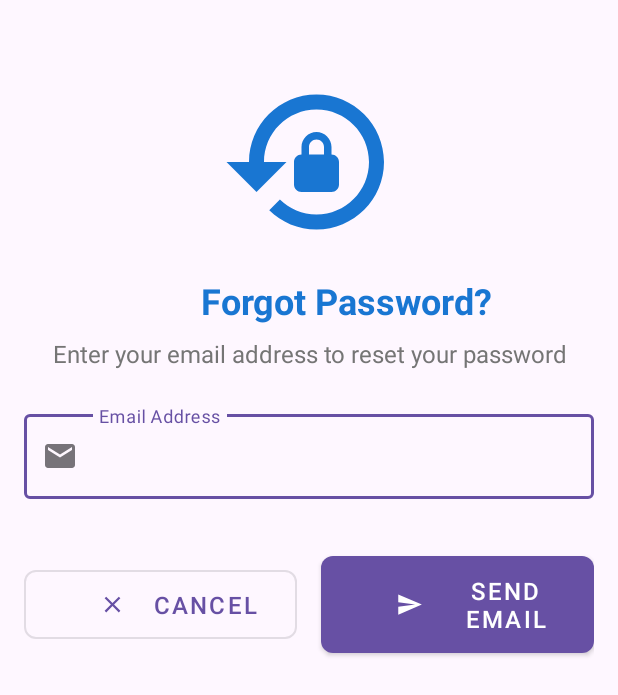
After one commit to SarjakNEPAL/Aausadhi, an Android app: the ForgotPasswordActivity screen opened directly, with no data from a screen before it, on a phone screen of 412 x 824 dp. The commit adds this screen. Shown: the top 695 px of the screen. Run offline under Robolectric (Android 15) with nearby library versions, the phone set to English and light mode, and no system bars; our stand-ins replace Firebase (no records; nobody signed in at launch, a user with empty details on screens opened directly).

Commit message:
forgot password

```diff
--- a/app/src/main/AndroidManifest.xml
+++ b/app/src/main/AndroidManifest.xml
@@ -16,6 +16,9 @@
         android:theme="@style/Theme.Aausadhi"
         tools:targetApi="31">
         <activity
+            android:name=".ui.activity.ForgotPasswordActivity"
+            android:exported="false" />
+        <activity
             android:name=".ui.activity.UpdateProfileActivity"
             android:exported="false" />
         <activity
@@ -29,8 +32,7 @@
         </activity>
         <activity
             android:name=".ui.activity.UpdateProductActivity"
-            android:exported="false">
-        </activity>
+            android:exported="false"></activity>
         <activity
             android:name=".ui.activity.AddProductActivity"
             android:exported="false" />
--- /dev/null
+++ b/app/src/main/java/com/example/aausadhi/ui/activity/ForgotPasswordActivity.kt
@@ -0,0 +1,50 @@
+package com.example.aausadhi.ui.activity
+
+import android.os.Bundle
+import android.util.Patterns
+import android.view.View
+import android.widget.Toast
+import androidx.appcompat.app.AppCompatActivity
+import com.example.aausadhi.databinding.ActivityForgotPasswordBinding
+import com.google.firebase.auth.FirebaseAuth
+
+class ForgotPasswordActivity : AppCompatActivity() {
+    private lateinit var binding: ActivityForgotPasswordBinding
+    private lateinit var auth: FirebaseAuth
+
+    override fun onCreate(savedInstanceState: Bundle?) {
+        super.onCreate(savedInstanceState)
+        binding = ActivityForgotPasswordBinding.inflate(layoutInflater)
+        setContentView(binding.root)
+
+        auth = FirebaseAuth.getInstance()
+
+        binding.sendEmailButton.setOnClickListener {
+            val email = binding.emailInput.text.toString().trim()
+            if (isValidEmail(email)) {
+                sendPasswordResetEmail(email)
+            } else {
+                binding.emailInput.error = "Invalid email address"
+            }
+        }
+
+        binding.cancelButton.setOnClickListener {
+            finish()
+        }
+    }
+
+    private fun isValidEmail(email: String): Boolean {
+        return email.isNotEmpty() && Patterns.EMAIL_ADDRESS.matcher(email).matches()
+    }
+
+    private fun sendPasswordResetEmail(email: String) {
+        auth.sendPasswordResetEmail(email)
+            .addOnCompleteListener { task ->
+                if (task.isSuccessful) {
+                    Toast.makeText(this, "Email sent successfully", Toast.LENGTH_SHORT).show()
+                } else {
+                    Toast.makeText(this, "Failed to send email", Toast.LENGTH_SHORT).show()
+                }
+            }
+    }
+}
--- a/app/src/main/java/com/example/aausadhi/ui/activity/LoginActivity.kt
+++ b/app/src/main/java/com/example/aausadhi/ui/activity/LoginActivity.kt
@@ -45,6 +45,10 @@ class LoginActivity : AppCompatActivity() {
             val email=binding.editEmailLogin.text.toString()
             val password= binding.loginPasswordEntry.text.toString()
             login(email,password)
+        }
+
+        binding.forgotPassword.setOnClickListener {
+            startActivity(Intent(this@LoginActivity,ForgotPasswordActivity::class.java))
         }
         binding.forgotPassword.setOnClickListener{
             loadingUtils.show()
--- /dev/null
+++ b/app/src/main/res/drawable/baseline_lock_reset_24.xml
@@ -0,0 +1,5 @@
+<vector xmlns:android="http://schemas.android.com/apk/res/android" android:height="24dp" android:tint="#000000" android:viewportHeight="24" android:viewportWidth="24" android:width="24dp">
+
+    <path android:fillColor="@android:color/white" android:pathData="M13,3c-4.97,0 -9,4.03 -9,9H1l4,4l4,-4H6c0,-3.86 3.14,-7 7,-7s7,3.14 7,7s-3.14,7 -7,7c-1.9,0 -3.62,-0.76 -4.88,-1.99L6.7,18.42C8.32,20.01 10.55,21 13,21c4.97,0 9,-4.03 9,-9S17.97,3 13,3zM15,11v-1c0,-1.1 -0.9,-2 -2,-2s-2,0.9 -2,2v1c-0.55,0 -1,0.45 -1,1v3c0,0.55 0.45,1 1,1h4c0.55,0 1,-0.45 1,-1v-3C16,11.45 15.55,11 15,11zM14,11h-2v-1c0,-0.55 0.45,-1 1,-1s1,0.45 1,1V11z"/>
+
+</vector>
--- /dev/null
+++ b/app/src/main/res/drawable/baseline_send_24.xml
@@ -0,0 +1,5 @@
+<vector xmlns:android="http://schemas.android.com/apk/res/android" android:autoMirrored="true" android:height="24dp" android:tint="#000000" android:viewportHeight="24" android:viewportWidth="24" android:width="24dp">
+
+    <path android:fillColor="@android:color/white" android:pathData="M2.01,21L23,12 2.01,3 2,10l15,2 -15,2z"/>
+
+</vector>
--- /dev/null
+++ b/app/src/main/res/layout/activity_forgot_password.xml
@@ -0,0 +1,99 @@
+<ScrollView xmlns:android="http://schemas.android.com/apk/res/android"
+    xmlns:app="http://schemas.android.com/apk/res-auto"
+    xmlns:tools="http://schemas.android.com/tools"
+    android:layout_width="match_parent"
+    android:layout_height="match_parent"
+    android:fillViewport="true">
+
+    <LinearLayout
+        android:id="@+id/main"
+        android:layout_width="match_parent"
+        android:layout_height="wrap_content"
+        android:orientation="vertical"
+        android:padding="16dp"
+        tools:context=".ui.activity.ForgotPasswordActivity">
+
+        <ImageView
+            android:layout_width="120dp"
+            android:layout_height="120dp"
+            android:layout_gravity="center"
+            android:layout_marginTop="32dp"
+            android:layout_marginBottom="16dp"
+            android:src="@drawable/baseline_lock_reset_24"
+            app:tint="@color/colorPrimary" />
+
+        <TextView
+            android:layout_width="match_parent"
+            android:layout_height="wrap_content"
+            android:text="Forgot Password?"
+            android:paddingStart="50dp"
+            android:textSize="24sp"
+            android:textStyle="bold"
+            android:textColor="@color/colorPrimary"
+            android:layout_marginBottom="8dp"
+            android:gravity="center"/>
+
+        <TextView
+            android:layout_width="match_parent"
+            android:layout_height="wrap_content"
+            android:text="Enter your email address to reset your password"
+            android:textSize="16sp"
+            android:textColor="@color/text_secondary"
+            android:layout_marginBottom="24dp"
+            android:gravity="center"/>
+
+        <com.google.android.material.textfield.TextInputLayout
+            android:layout_width="match_parent"
+            android:layout_height="wrap_content"
+            android:layout_marginBottom="32dp"
+            app:startIconDrawable="@drawable/baseline_email_24"
+            style="@style/Widget.MaterialComponents.TextInputLayout.OutlinedBox">
+
+            <com.google.android.material.textfield.TextInputEditText
+                android:id="@+id/emailInput"
+                android:layout_width="match_parent"
+                android:layout_height="wrap_content"
+                android:hint="Email Address"
+                android:paddingStart="50dp"
+                android:inputType="textEmailAddress"
+                android:maxLines="1" />
+        </com.google.android.material.textfield.TextInputLayout>
+
+        <LinearLayout
+            android:layout_width="match_parent"
+            android:layout_height="wrap_content"
+            android:orientation="horizontal"
+            android:gravity="center">
+
+            <com.google.android.material.button.MaterialButton
+                android:id="@+id/cancelButton"
+                android:layout_width="0dp"
+                android:layout_weight="1"
+                android:layout_height="wrap_content"
+                android:layout_marginEnd="8dp"
+                android:padding="12dp"
+                android:text="Cancel"
+                android:paddingStart="50dp"
+                android:textSize="16sp"
+                app:cornerRadius="8dp"
+                app:icon="@drawable/baseline_close_24"
+                style="@style/Widget.MaterialComponents.Button.OutlinedButton"/>
+
+            <com.google.android.material.button.MaterialButton
+                android:id="@+id/sendEmailButton"
+                android:layout_width="0dp"
+                android:layout_weight="1"
+                android:layout_height="wrap_content"
+                android:layout_marginStart="8dp"
+                android:padding="12dp"
+                android:text="Send Email"
+                android:paddingStart="50dp"
+                android:textSize="16sp"
+                app:cornerRadius="8dp"
+                app:icon="@drawable/baseline_send_24"
+                style="@style/Widget.MaterialComponents.Button"/>
+
+        </LinearLayout>
+
+    </LinearLayout>
+</ScrollView>
```
